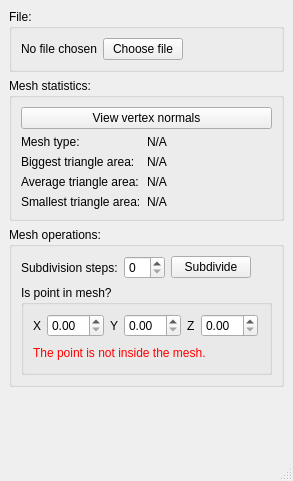
mmstratiev/MeshParser, file mainwindow.ui: the form before one commit.
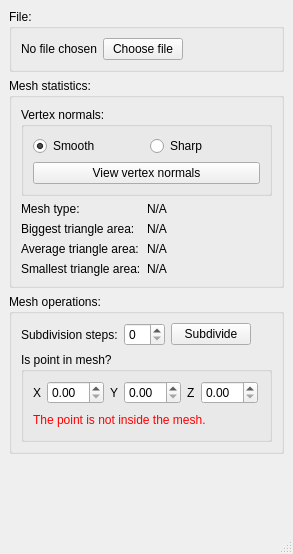
The form after the commit.

```diff
--- a/mainwindow.ui
+++ b/mainwindow.ui
@@ -7,7 +7,7 @@
     <x>0</x>
     <y>0</y>
     <width>293</width>
-    <height>481</height>
+    <height>554</height>
    </rect>
   </property>
   <property name="windowTitle">
@@ -82,10 +82,46 @@
         <number>9</number>
        </property>
        <item>
-        <widget class="QPushButton" name="ViewNormalsBtn">
-         <property name="text">
-          <string>View vertex normals</string>
+        <widget class="QGroupBox" name="groupBox_3">
+         <property name="title">
+          <string>Vertex normals:</string>
          </property>
+         <layout class="QVBoxLayout" name="verticalLayout_8">
+          <item>
+           <layout class="QHBoxLayout" name="horizontalLayout_5">
+            <item>
+             <widget class="QRadioButton" name="radioButton_2">
+              <property name="enabled">
+               <bool>true</bool>
+              </property>
+              <property name="text">
+               <string>Smooth</string>
+              </property>
+              <property name="checked">
+               <bool>true</bool>
+              </property>
+              <property name="autoExclusive">
+               <bool>true</bool>
+              </property>
+             </widget>
+            </item>
+            <item>
+             <widget class="QRadioButton" name="radioButton">
+              <property name="text">
+               <string>Sharp</string>
+              </property>
+             </widget>
+            </item>
+           </layout>
+          </item>
+          <item>
+           <widget class="QPushButton" name="ViewNormalsBtn">
+            <property name="text">
+             <string>View vertex normals</string>
+            </property>
+           </widget>
+          </item>
+         </layout>
         </widget>
        </item>
        <item>
```
